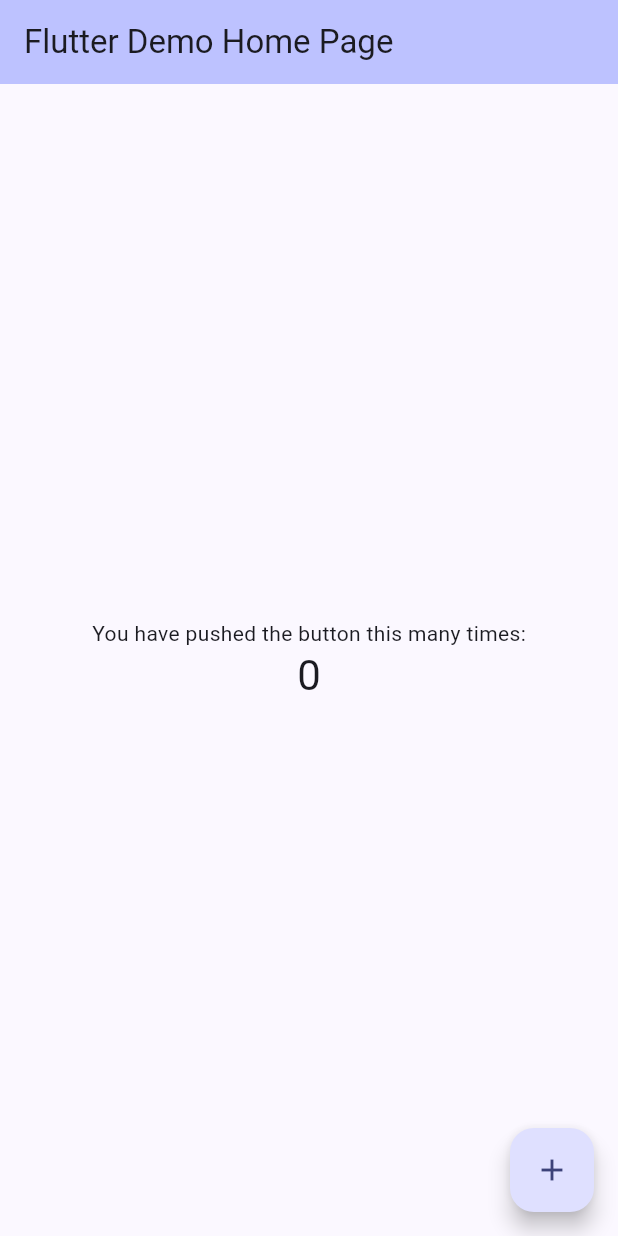
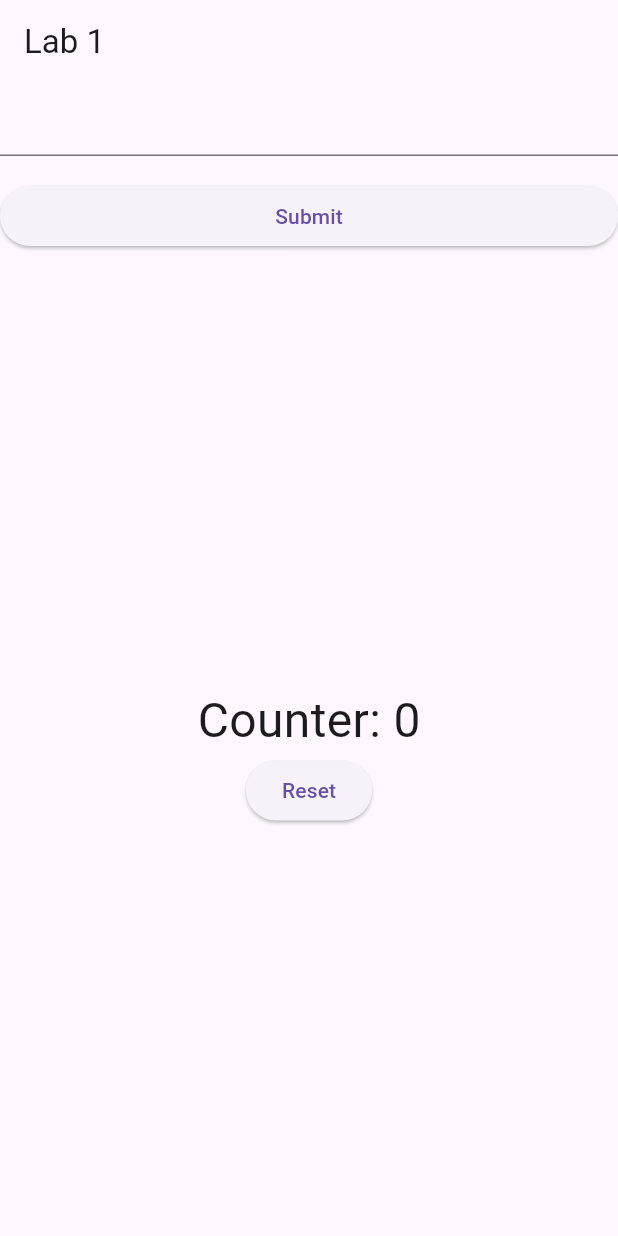
Before and after one commit to DragoVDV/flutter, a Flutter app: the screen it shows after launch, on a phone screen of 412 x 824 dp. Run offline on Flutter 3.47's test engine with Material 3 defaults, Android fonts, the phone set to English and light mode, and no system bars.

Commit message:
Lab1: Init input with validation logic and reset

```diff
--- a/lib/main.dart
+++ b/lib/main.dart
@@ -1,123 +1,103 @@
 import 'package:flutter/material.dart';
 
-void main() {
-  runApp(const MyApp());
-}
+void main() => runApp(const MyApp());
 
 class MyApp extends StatelessWidget {
   const MyApp({super.key});
 
-  // This widget is the root of your application.
   @override
   Widget build(BuildContext context) {
+    const appTitle = 'Lab 1';
     return MaterialApp(
-      title: 'Flutter Demo',
-      theme: ThemeData(
-        // This is the theme of your application.
-        //
-        // TRY THIS: Try running your application with "flutter run". You'll see
-        // the application has a purple toolbar. Then, without quitting the app,
-        // try changing the seedColor in the colorScheme below to Colors.green
-        // and then invoke "hot reload" (save your changes or press the "hot
-        // reload" button in a Flutter-supported IDE, or press "r" if you used
-        // the command line to start the app).
-        //
-        // Notice that the counter didn't reset back to zero; the application
-        // state is not lost during the reload. To reset the state, use hot
-        // restart instead.
-        //
-        // This works for code too, not just values: Most code changes can be
-        // tested with just a hot reload.
-        colorScheme: .fromSeed(
-          seedColor: const Color.fromARGB(255, 6, 43, 255),
+      title: appTitle,
+      home: Scaffold(
+        appBar: AppBar(title: const Text(appTitle)),
+        body: const MyCustomForm(),
       ),
-      ),
-      home: const MyHomePage(title: 'Flutter Demo Home Page'),
     );
   }
 }
 
-class MyHomePage extends StatefulWidget {
-  const MyHomePage({super.key, required this.title});
-
-  // This widget is the home page of your application. It is stateful, meaning
-  // that it has a State object (defined below) that contains fields that affect
-  // how it looks.
-
-  // This class is the configuration for the state. It holds the values (in this
-  // case the title) provided by the parent (in this case the App widget) and
-  // used by the build method of the State. Fields in a Widget subclass are
-  // always marked "final".
-
-  final String title;
+class MyCustomForm extends StatefulWidget {
+  const MyCustomForm({super.key});
 
   @override
-  State<MyHomePage> createState() => _MyHomePageState();
+  MyCustomFormState createState() {
+    return MyCustomFormState();
+  }
 }
 
-class _MyHomePageState extends State<MyHomePage> {
-  int _counter = 0;
-
-  void _incrementCounter() {
-    setState(() {
-      // This call to setState tells the Flutter framework that something has
-      // changed in this State, which causes it to rerun the build method below
-      // so that the display can reflect the updated values. If we changed
-      // _counter without calling setState(), then the build method would not be
-      // called again, and so nothing would appear to happen.
-      _counter++;
-    });
-  }
+class MyCustomFormState extends State<MyCustomForm> {
+  final _formKey = GlobalKey<FormState>();
+  String _enteredNumber = '';
+  int _sum = 0;
 
   @override
   Widget build(BuildContext context) {
-    // This method is rerun every time setState is called, for instance as done
-    // by the _incrementCounter method above.
-    //
-    // The Flutter framework has been optimized to make rerunning build methods
-    // fast, so that you can just rebuild anything that needs updating rather
-    // than having to individually change instances of widgets.
-    return Scaffold(
-      appBar: AppBar(
-        // TRY THIS: Try changing the color here to a specific color (to
-        // Colors.amber, perhaps?) and trigger a hot reload to see the AppBar
-        // change color while the other colors stay the same.
-        backgroundColor: Theme.of(context).colorScheme.inversePrimary,
-        // Here we take the value from the MyHomePage object that was created by
-        // the App.build method, and use it to set our appbar title.
-        title: Text(widget.title),
+    return Form(
+      key: _formKey,
+      child: Column(
+        crossAxisAlignment: CrossAxisAlignment.stretch,
+        children: [
+          TextFormField(
+            onSaved: (value) {
+              _enteredNumber = value ?? '';
+            },
+            validator: (value) {
+              if (value == null || value.isEmpty) {
+                return 'Please enter a number';
+              }
+              if (int.tryParse(value) == null) {
+                return 'Please enter a valid number';
+              }
+              return null;
+            },
           ),
-      body: Center(
-        // Center is a layout widget. It takes a single child and positions it
-        // in the middle of the parent.
+          Padding(
+            padding: const EdgeInsets.symmetric(vertical: 16),
+            child: ElevatedButton(
+              onPressed: () {
+                if (_formKey.currentState!.validate()) {
+                  _formKey.currentState!.save();
+                  setState(() {
+                    _sum += int.parse(_enteredNumber);
+                  });
+                  ScaffoldMessenger.of(context).showSnackBar(
+                    const SnackBar(content: Text('Processing Data')),
+                  );
+                }
+              },
+              child: const Text('Submit'),
+            ),
+          ),
+          Expanded(
             child: Column(
-          // Column is also a layout widget. It takes a list of children and
-          // arranges them vertically. By default, it sizes itself to fit its
-          // children horizontally, and tries to be as tall as its parent.
-          //
-          // Column has various properties to control how it sizes itself and
-          // how it positions its children. Here we use mainAxisAlignment to
-          // center the children vertically; the main axis here is the vertical
-          // axis because Columns are vertical (the cross axis would be
-          // horizontal).
-          //
-          // TRY THIS: Invoke "debug painting" (choose the "Toggle Debug Paint"
-          // action in the IDE, or press "p" in the console), to see the
-          // wireframe for each widget.
-          mainAxisAlignment: .center,
+              mainAxisAlignment: MainAxisAlignment.center,
               children: [
-            const Text('You have pushed the button this many times:'),
-            Text(
-              '$_counter',
-              style: Theme.of(context).textTheme.headlineMedium,
+                Center(
+                  child: Text(
+                    'Counter: $_sum',
+                    style: const TextStyle(fontSize: 32),
+                  ),
+                ),
+                ElevatedButton(
+                  onPressed: () {
+                    if (_sum == 0) {
+                      ScaffoldMessenger.of(context).showSnackBar(
+                        const SnackBar(content: Text('Reset is not possible')),
+                      );
+                    } else {
+                      setState(() {
+                        _sum = 0;
+                      });
+                    }
+                  },
+                  child: const Text('Reset'),
                 ),
               ],
             ),
           ),
-      floatingActionButton: FloatingActionButton(
-        onPressed: _incrementCounter,
-        tooltip: 'Increment',
-        child: const Icon(Icons.add),
+        ],
       ),
     );
   }
```
Also changed, not shown: .github/workflows/validation.yaml (added), 1 other file. Lines whose indentation alone changed are shown as unchanged.
